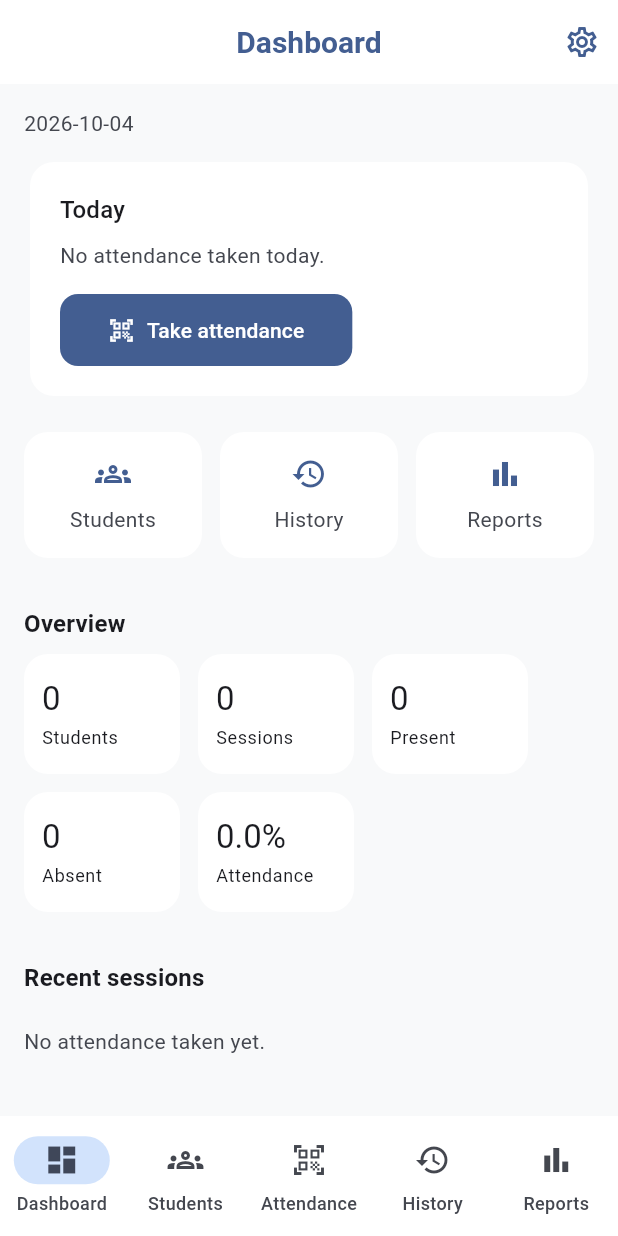
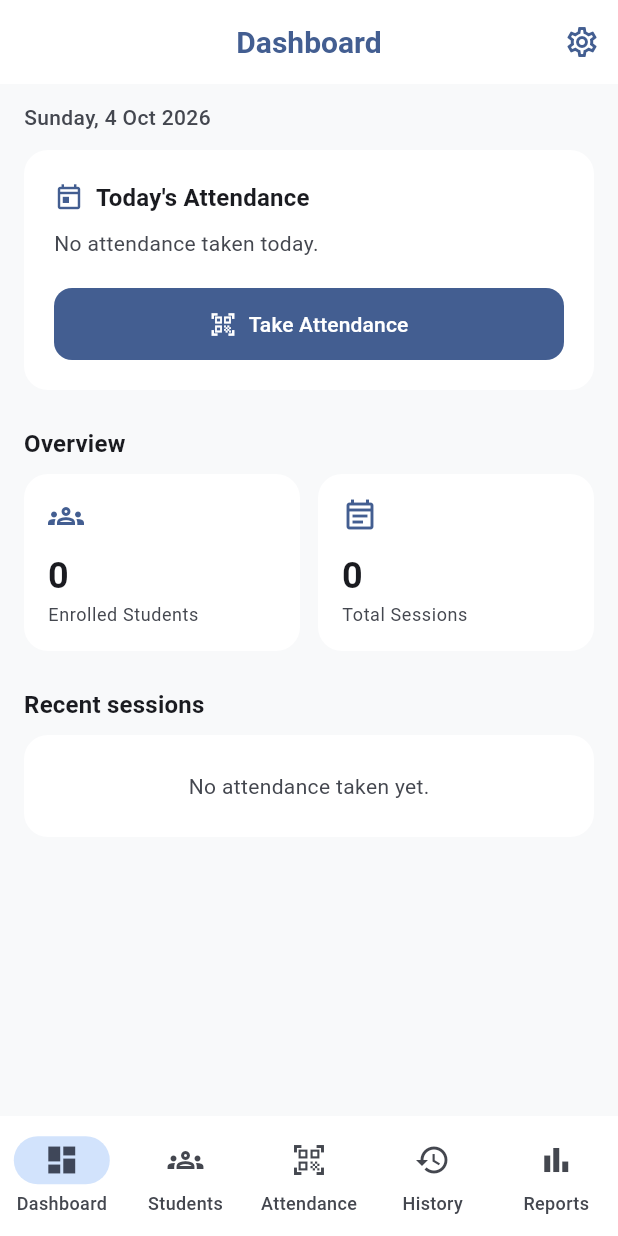
Before and after one commit to hariraja-07/onboard, a Flutter app: the screen it shows after launch, on a phone screen of 412 x 824 dp. Run offline on Flutter 3.47's test engine with Material 3 defaults, Android fonts, the phone set to English and light mode, and no system bars; our stand-ins replace drift, file_picker, flutter_riverpod, go_router, shared_preferences; missing offline and left inert: excel_community, mobile_scanner; accounts and stored records are empty; generated files the repository leaves out were written again.

Commit message:
refactor(dashboard): establish mobile hierarchy, eliminate overflows, and declutter actions

```diff
--- a/lib/features/dashboard/pages/dashboard_page.dart
+++ b/lib/features/dashboard/pages/dashboard_page.dart
@@ -6,14 +6,45 @@ import '../../../core/export/data_export_service.dart';
 import '../../attendance/models/attendance_models.dart';
 import '../dashboard_service.dart';
 
-/// The home screen: today's snapshot, all-time totals and shortcuts.
+/// The home screen: today's snapshot, high-level summary and recent sessions.
 class DashboardPage extends ConsumerWidget {
   const DashboardPage({super.key});
+
+  static String _formatDisplayDate(DateTime date) {
+    const days = [
+      'Monday',
+      'Tuesday',
+      'Wednesday',
+      'Thursday',
+      'Friday',
+      'Saturday',
+      'Sunday',
+    ];
+    const months = [
+      'Jan',
+      'Feb',
+      'Mar',
+      'Apr',
+      'May',
+      'Jun',
+      'Jul',
+      'Aug',
+      'Sep',
+      'Oct',
+      'Nov',
+      'Dec',
+    ];
+    final local = date.toLocal();
+    final dayName = days[local.weekday - 1];
+    final monthName = months[local.month - 1];
+    return '$dayName, ${local.day} $monthName ${local.year}';
+  }
 
   @override
   Widget build(BuildContext context, WidgetRef ref) {
     final dashboard = ref.watch(dashboardProvider);
-    final today = formatDate(DateTime.now());
+    final theme = Theme.of(context);
+    final todayDisplay = _formatDisplayDate(DateTime.now());
 
     return Scaffold(
       appBar: AppBar(
@@ -35,26 +66,55 @@ class DashboardPage extends ConsumerWidget {
             onRetry: () => ref.invalidate(dashboardProvider),
           ),
           data: (data) => ListView(
-            padding: const EdgeInsets.fromLTRB(16, 16, 16, 32),
+            padding: const EdgeInsets.fromLTRB(16, 12, 16, 32),
             children: [
-              Text(today, style: Theme.of(context).textTheme.bodyMedium),
+              Text(
+                todayDisplay,
+                style: theme.textTheme.bodyMedium?.copyWith(
+                  color: theme.colorScheme.onSurfaceVariant,
+                  fontWeight: FontWeight.w500,
+                ),
+              ),
               const SizedBox(height: 12),
               _TodayCard(data: data),
-              const SizedBox(height: 20),
-              _QuickActions(),
               const SizedBox(height: 24),
-              _SectionHeader('Overview'),
-              _StatsGrid(data: data),
+              const _SectionHeader('Overview'),
+              const SizedBox(height: 8),
+              _StatsOverview(data: data),
               const SizedBox(height: 24),
-              _SectionHeader('Recent sessions'),
+              const _SectionHeader('Recent sessions'),
+              const SizedBox(height: 8),
               if (data.recentSessions.isEmpty)
-                const Padding(
-                  padding: EdgeInsets.symmetric(vertical: 12),
-                  child: Text('No attendance taken yet.'),
+                Card(
+                  margin: EdgeInsets.zero,
+                  child: Padding(
+                    padding: const EdgeInsets.symmetric(
+                      vertical: 24,
+                      horizontal: 16,
+                    ),
+                    child: Center(
+                      child: Text(
+                        'No attendance taken yet.',
+                        style: theme.textTheme.bodyMedium?.copyWith(
+                          color: theme.colorScheme.onSurfaceVariant,
+                        ),
+                      ),
+                    ),
+                  ),
                 )
               else
-                for (final session in data.recentSessions)
-                  _RecentSessionTile(session: session),
+                Card(
+                  margin: EdgeInsets.zero,
+                  clipBehavior: Clip.antiAlias,
+                  child: Column(
+                    children: [
+                      for (int i = 0; i < data.recentSessions.length; i++) ...[
+                        if (i > 0) const Divider(height: 1),
+                        _RecentSessionTile(session: data.recentSessions[i]),
+                      ],
+                    ],
+                  ),
+                ),
             ],
           ),
         ),
@@ -75,19 +135,43 @@ class _TodayCard extends StatelessWidget {
 
     if (sessions.isEmpty) {
       return Card(
+        margin: EdgeInsets.zero,
         child: Padding(
           padding: const EdgeInsets.all(20),
           child: Column(
             crossAxisAlignment: CrossAxisAlignment.start,
             children: [
-              Text('Today', style: theme.textTheme.titleMedium),
+              Row(
+                children: [
+                  Icon(
+                    Icons.today_outlined,
+                    color: theme.colorScheme.primary,
+                    size: 20,
+                  ),
+                  const SizedBox(width: 8),
+                  Text(
+                    "Today's Attendance",
+                    style: theme.textTheme.titleMedium?.copyWith(
+                      fontWeight: FontWeight.w600,
+                    ),
+                  ),
+                ],
+              ),
               const SizedBox(height: 8),
-              const Text('No attendance taken today.'),
-              const SizedBox(height: 16),
-              FilledButton.icon(
+              Text(
+                'No attendance taken today.',
+                style: theme.textTheme.bodyMedium?.copyWith(
+                  color: theme.colorScheme.onSurfaceVariant,
+                ),
+              ),
+              const SizedBox(height: 20),
+              SizedBox(
+                width: double.infinity,
+                child: FilledButton.icon(
                   onPressed: () => context.go('/attendance'),
                   icon: const Icon(Icons.qr_code_scanner_outlined),
-                label: const Text('Take attendance'),
+                  label: const Text('Take Attendance'),
+                ),
               ),
             ],
           ),
@@ -97,8 +181,12 @@ class _TodayCard extends StatelessWidget {
 
     final morning = data.morningToday;
     final evening = data.eveningToday;
+    final hasOpenSession = sessions.any(
+      (s) => s.status == AttendanceSessionStatus.open,
+    );
 
     return Card(
+      margin: EdgeInsets.zero,
       child: Padding(
         padding: const EdgeInsets.all(20),
         child: Column(
@@ -106,37 +194,59 @@ class _TodayCard extends StatelessWidget {
           children: [
             Row(
               children: [
+                Icon(
+                  Icons.today_outlined,
+                  color: theme.colorScheme.primary,
+                  size: 20,
+                ),
+                const SizedBox(width: 8),
                 Expanded(
-                  child: Text('Today', style: theme.textTheme.titleMedium),
+                  child: Text(
+                    "Today's Attendance",
+                    style: theme.textTheme.titleMedium?.copyWith(
+                      fontWeight: FontWeight.w600,
                     ),
-                Text(
+                  ),
+                ),
+                Container(
+                  padding: const EdgeInsets.symmetric(
+                    horizontal: 8,
+                    vertical: 2,
+                  ),
+                  decoration: BoxDecoration(
+                    color: theme.colorScheme.primaryContainer,
+                    borderRadius: BorderRadius.circular(12),
+                  ),
+                  child: Text(
                     '${sessions.length} session${sessions.length == 1 ? '' : 's'}',
-                  style: theme.textTheme.bodySmall,
+                    style: theme.textTheme.labelSmall?.copyWith(
+                      color: theme.colorScheme.onPrimaryContainer,
+                      fontWeight: FontWeight.bold,
+                    ),
+                  ),
                 ),
               ],
             ),
-            const SizedBox(height: 12),
+            const SizedBox(height: 16),
             if (morning != null) ...[
               _TripProgressRow(session: morning),
-              const SizedBox(height: 12),
+              if (evening != null) const Divider(height: 24),
             ],
             if (evening != null) ...[
               _TripProgressRow(session: evening),
-              const SizedBox(height: 12),
             ],
-            Row(
-              children: [
-                FilledButton.icon(
+            const SizedBox(height: 20),
+            SizedBox(
+              width: double.infinity,
+              child: FilledButton.icon(
                 onPressed: () => context.go('/attendance'),
                 icon: const Icon(Icons.qr_code_scanner_outlined),
-                  label: const Text('Take attendance'),
+                label: Text(
+                  hasOpenSession
+                      ? 'Resume Attendance'
+                      : 'Take Attendance',
                 ),
-                const SizedBox(width: 12),
-                OutlinedButton(
-                  onPressed: () => context.go('/history'),
-                  child: const Text('View history'),
               ),
-              ],
             ),
           ],
         ),
@@ -155,10 +265,11 @@ class _TripProgressRow extends StatelessWidget {
     final theme = Theme.of(context);
     final isMorning = session.tripType == TripType.morning;
     final ratio = session.total == 0 ? 0.0 : session.present / session.total;
+    final isOpen = session.status == AttendanceSessionStatus.open;
 
     return InkWell(
       onTap: () => context.push('/history/${session.sessionId}'),
-      borderRadius: BorderRadius.circular(8),
+      borderRadius: BorderRadius.circular(10),
       child: Padding(
         padding: const EdgeInsets.symmetric(vertical: 4),
         child: Column(
@@ -167,34 +278,77 @@ class _TripProgressRow extends StatelessWidget {
             Row(
               children: [
                 Icon(
-                  isMorning ? Icons.wb_sunny_outlined : Icons.nights_stay_outlined,
-                  size: 16,
+                  isMorning
+                      ? Icons.wb_sunny_outlined
+                      : Icons.nights_stay_outlined,
+                  size: 18,
                   color: theme.colorScheme.primary,
                 ),
-                const SizedBox(width: 6),
+                const SizedBox(width: 8),
+                Expanded(
+                  child: Text(
+                    '${session.tripType.label} Trip',
+                    style: theme.textTheme.titleSmall?.copyWith(
+                      fontWeight: FontWeight.w600,
+                    ),
+                  ),
+                ),
+                Container(
+                  padding: const EdgeInsets.symmetric(
+                    horizontal: 8,
+                    vertical: 2,
+                  ),
+                  decoration: BoxDecoration(
+                    color: isOpen
+                        ? theme.colorScheme.tertiaryContainer
+                        : theme.colorScheme.surfaceContainerHighest,
+                    borderRadius: BorderRadius.circular(8),
+                  ),
+                  child: Text(
+                    isOpen ? 'In Progress' : 'Completed',
+                    style: theme.textTheme.labelSmall?.copyWith(
+                      color: isOpen
+                          ? theme.colorScheme.onTertiaryContainer
+                          : theme.colorScheme.onSurfaceVariant,
+                      fontWeight: FontWeight.w600,
+                    ),
+                  ),
+                ),
+                const SizedBox(width: 4),
+                Icon(
+                  Icons.chevron_right,
+                  size: 18,
+                  color: theme.colorScheme.onSurfaceVariant,
+                ),
+              ],
+            ),
+            const SizedBox(height: 8),
+            Row(
+              mainAxisAlignment: MainAxisAlignment.spaceBetween,
+              children: [
                 Text(
-                  '${session.tripType.label} Trip',
-                  style: theme.textTheme.titleSmall,
+                  '${session.present} of ${session.total} present',
+                  style: theme.textTheme.bodyMedium?.copyWith(
+                    fontWeight: FontWeight.w500,
                   ),
-                const Spacer(),
-                Chip(
-                  label: Text(
-                    session.status == AttendanceSessionStatus.open
-                        ? 'Open'
-                        : 'Completed',
                 ),
-                  visualDensity: VisualDensity.compact,
-                  side: BorderSide.none,
+                Text(
+                  '${session.percent.toStringAsFixed(0)}%',
+                  style: theme.textTheme.bodyMedium?.copyWith(
+                    color: theme.colorScheme.primary,
+                    fontWeight: FontWeight.bold,
                   ),
-                const SizedBox(width: 8),
-                Text(
-                  '${session.present}/${session.total} (${session.percent.toStringAsFixed(0)}%)',
-                  style: theme.textTheme.bodyMedium,
                 ),
               ],
             ),
             const SizedBox(height: 6),
-            LinearProgressIndicator(value: ratio),
+            ClipRRect(
+              borderRadius: BorderRadius.circular(4),
+              child: LinearProgressIndicator(
+                value: ratio,
+                minHeight: 6,
+              ),
+            ),
           ],
         ),
       ),
@@ -202,32 +356,30 @@ class _TripProgressRow extends StatelessWidget {
   }
 }
 
-class _QuickActions extends StatelessWidget {
+class _StatsOverview extends StatelessWidget {
+  const _StatsOverview({required this.data});
+
+  final DashboardData data;
+
   @override
   Widget build(BuildContext context) {
     return Row(
       children: [
         Expanded(
-          child: _ActionButton(
+          child: _OverviewTile(
             icon: Icons.groups_outlined,
-            label: 'Students',
+            label: 'Enrolled Students',
+            value: '${data.studentCount}',
             onTap: () => context.go('/students'),
           ),
         ),
         const SizedBox(width: 12),
         Expanded(
-          child: _ActionButton(
-            icon: Icons.history_outlined,
-            label: 'History',
+          child: _OverviewTile(
+            icon: Icons.event_note_outlined,
+            label: 'Total Sessions',
+            value: '${data.allTime.sessionCount}',
             onTap: () => context.go('/history'),
-          ),
-        ),
-        const SizedBox(width: 12),
-        Expanded(
-          child: _ActionButton(
-            icon: Icons.bar_chart_outlined,
-            label: 'Reports',
-            onTap: () => context.go('/reports'),
           ),
         ),
       ],
@@ -235,85 +387,47 @@ class _QuickActions extends StatelessWidget {
   }
 }
 
-class _ActionButton extends StatelessWidget {
-  const _ActionButton({
+class _OverviewTile extends StatelessWidget {
+  const _OverviewTile({
     required this.icon,
     required this.label,
+    required this.value,
     required this.onTap,
   });
 
   final IconData icon;
   final String label;
+  final String value;
   final VoidCallback onTap;
 
   @override
   Widget build(BuildContext context) {
+    final theme = Theme.of(context);
     return Card(
       margin: EdgeInsets.zero,
       child: InkWell(
         onTap: onTap,
-        borderRadius: BorderRadius.circular(12),
+        borderRadius: BorderRadius.circular(16),
         child: Padding(
-          padding: const EdgeInsets.symmetric(vertical: 16),
-          child: Column(
-            children: [
-              Icon(icon, color: Theme.of(context).colorScheme.primary),
-              const SizedBox(height: 8),
-              Text(label),
-            ],
-          ),
-        ),
-      ),
-    );
-  }
-}
-
-class _StatsGrid extends StatelessWidget {
-  const _StatsGrid({required this.data});
-
-  final DashboardData data;
-
-  @override
-  Widget build(BuildContext context) {
-    final report = data.allTime;
-    return Wrap(
-      spacing: 12,
-      runSpacing: 12,
-      children: [
-        _Stat(label: 'Students', value: '${data.studentCount}'),
-        _Stat(label: 'Sessions', value: '${report.sessionCount}'),
-        _Stat(label: 'Present', value: '${report.totalPresent}'),
-        _Stat(label: 'Absent', value: '${report.totalAbsent}'),
-        _Stat(
-          label: 'Attendance',
-          value: '${report.overallPercent.toStringAsFixed(1)}%',
-        ),
-      ],
-    );
-  }
-}
-
-class _Stat extends StatelessWidget {
-  const _Stat({required this.label, required this.value});
-
-  final String label;
-  final String value;
-
-  @override
-  Widget build(BuildContext context) {
-    final theme = Theme.of(context);
-    return SizedBox(
-      width: 104,
-      child: Card(
-        margin: EdgeInsets.zero,
-        child: Padding(
-          padding: const EdgeInsets.symmetric(vertical: 16, horizontal: 12),
+          padding: const EdgeInsets.all(16),
           child: Column(
             crossAxisAlignment: CrossAxisAlignment.start,
             children: [
-              Text(value, style: theme.textTheme.titleLarge),
-              const SizedBox(height: 4),
-              Text(label, style: theme.textTheme.bodySmall),
+              Icon(icon, color: theme.colorScheme.primary, size: 24),
+              const SizedBox(height: 12),
+              Text(
+                value,
+                style: theme.textTheme.headlineSmall?.copyWith(
+                  fontWeight: FontWeight.bold,
+                ),
+              ),
+              const SizedBox(height: 2),
+              Text(
+                label,
+                style: theme.textTheme.bodySmall?.copyWith(
+                  color: theme.colorScheme.onSurfaceVariant,
+                ),
+              ),
             ],
           ),
         ),
@@ -329,23 +443,31 @@ class _RecentSessionTile extends StatelessWidget {
 
   @override
   Widget build(BuildContext context) {
+    final theme = Theme.of(context);
     final isMorning = session.tripType == TripType.morning;
-    return Card(
-      margin: const EdgeInsets.only(bottom: 8),
-      child: ListTile(
+
+    return ListTile(
       onTap: () => context.push('/history/${session.sessionId}'),
-        leading: Icon(
+      leading: CircleAvatar(
+        radius: 20,
+        backgroundColor: theme.colorScheme.surfaceContainerHighest,
+        child: Icon(
           isMorning ? Icons.wb_sunny_outlined : Icons.nights_stay_outlined,
+          color: theme.colorScheme.primary,
+          size: 20,
+        ),
       ),
       title: Text(
-          '${formatDate(session.attendanceDate)} · ${session.tripType.label}',
+        '${session.tripType.label} Trip',
+        style: theme.textTheme.titleSmall?.copyWith(
+          fontWeight: FontWeight.w600,
+        ),
       ),
       subtitle: Text(
-          '${session.present}/${session.total} present · '
-          '${session.percent.toStringAsFixed(1)}%',
+        '${formatDate(session.attendanceDate)} · ${session.present}/${session.total} present (${session.percent.toStringAsFixed(0)}%)',
+        style: theme.textTheme.bodySmall,
       ),
-        trailing: const Icon(Icons.chevron_right),
-      ),
+      trailing: const Icon(Icons.chevron_right, size: 20),
     );
   }
 }
@@ -358,13 +480,10 @@ class _SectionHeader extends StatelessWidget {
   @override
   Widget build(BuildContext context) {
     final theme = Theme.of(context);
-    return Padding(
-      padding: const EdgeInsets.symmetric(vertical: 8),
-      child: Text(
+    return Text(
       title,
       style: theme.textTheme.titleMedium?.copyWith(
         fontWeight: FontWeight.w600,
-        ),
       ),
     );
   }
```
Lines whose indentation alone changed are shown as unchanged.
